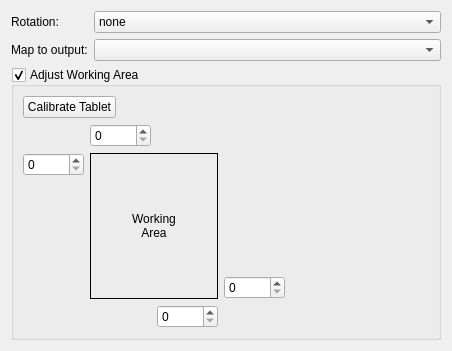
KDE/wacomtablet, file src/kcmodule/padmapping.ui: the form before one commit.
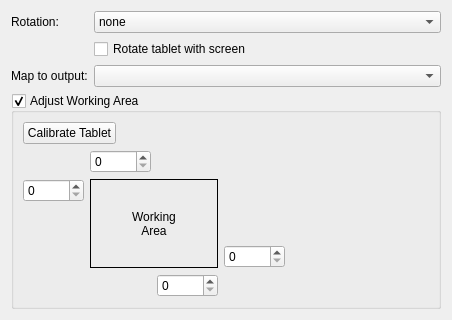
The form after the commit. Custom widgets are drawn as their Qt base class.

Commit message: make tablet rotation with screen optional

```diff
--- a/src/kcmodule/padmapping.ui
+++ b/src/kcmodule/padmapping.ui
@@ -7,7 +7,7 @@
     <x>0</x>
     <y>0</y>
     <width>452</width>
-    <height>351</height>
+    <height>307</height>
    </rect>
   </property>
   <property name="windowTitle">
@@ -56,7 +56,17 @@
        </item>
       </widget>
      </item>
-     <item row="1" column="0">
+     <item row="1" column="1">
+      <widget class="QCheckBox" name="xrandrRotationCheckBox">
+       <property name="toolTip">
+        <string>If enabled the tablet is automatically rotated together with the screen</string>
+       </property>
+       <property name="text">
+        <string>Rotate tablet with screen</string>
+       </property>
+      </widget>
+     </item>
+     <item row="2" column="0">
       <widget class="QLabel" name="labelScreenN0">
        <property name="text">
         <string>Map to output:</string>
@@ -66,8 +76,12 @@
        </property>
       </widget>
      </item>
-     <item row="1" column="1">
-      <widget class="KComboBox" name="screenComboBox"/>
+     <item row="2" column="1">
+      <widget class="KComboBox" name="screenComboBox">
+       <property name="toolTip">
+        <string>Select the XRandR display which will be used to map the tablet area on it.</string>
+       </property>
+      </widget>
      </item>
     </layout>
    </item>
```
Left out of the diff: 46 changed lines with no effect on the pictures. The commit also changes 3 other files.
